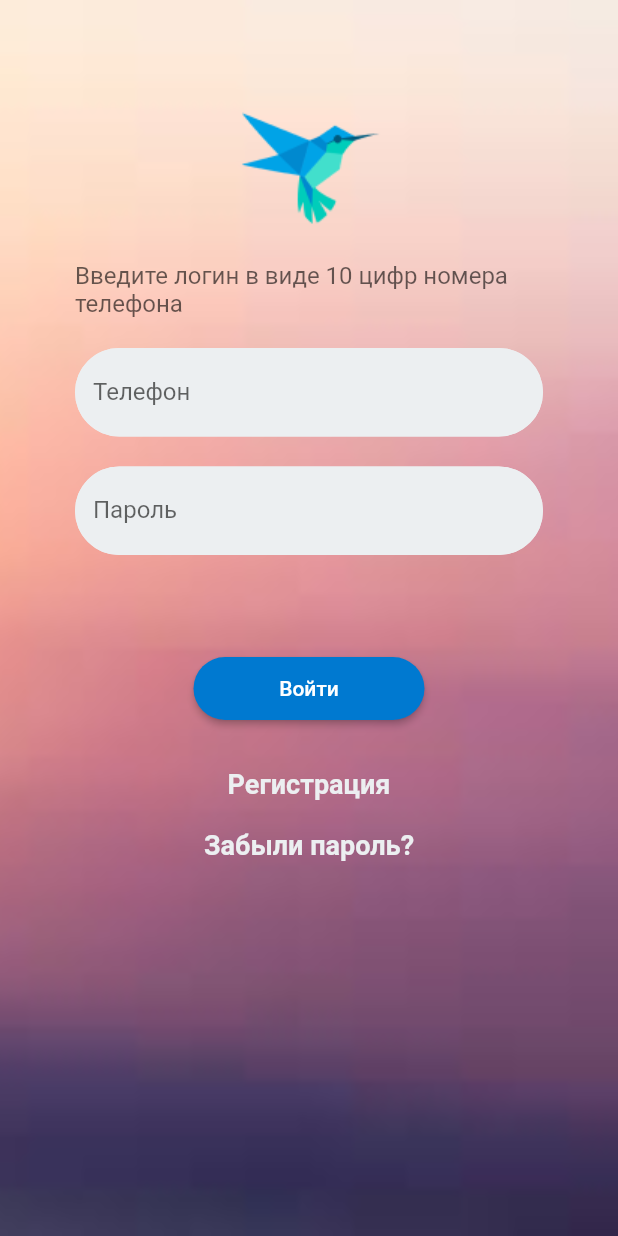
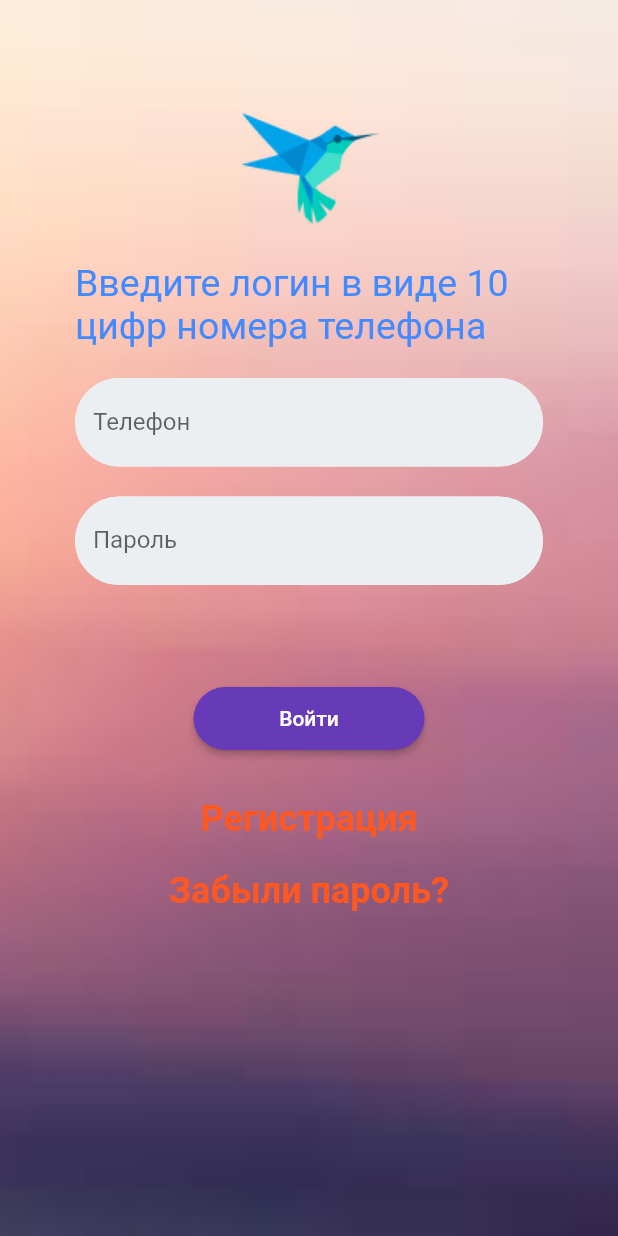
Before and after one commit to krasn000v/auth_page_theme_new, a Flutter app: the screen it shows after launch, on a phone screen of 412 x 824 dp. Run offline on Flutter 3.47's test engine with Material 2 defaults, Android fonts, the phone set to English and light mode, and no system bars; Roboto replaces fonts that are missing (TimesNewRoman).

Commit message:
Add Theme

```diff
--- a/lib/main.dart
+++ b/lib/main.dart
@@ -1,12 +1,31 @@
+import 'package:auth_page/utils/global_theme.dart';
 import 'package:flutter/material.dart';
 
 void main() {
-  runApp(const MyApp());
+  runApp(const ThemeApp());
 }
 
-class MyApp extends StatelessWidget {
-  const MyApp({Key? key}) : super(key: key);
+class ThemeApp extends StatelessWidget {
+  const ThemeApp({Key? key}) : super(key: key);
 
+  @override
+  Widget build(BuildContext context) {
+    return MaterialApp(
+      theme: globalTheme(),
+      home: const ThemeScreen(),
+    );
+  }
+}
+
+
+class ThemeScreen extends StatefulWidget {
+  const ThemeScreen({Key? key}) : super(key: key);
+
+  @override
+  State<ThemeScreen> createState() => _ThemeScreenState();
+}
+
+class _ThemeScreenState extends State<ThemeScreen> {
   // This widget is the root of your application.
   @override
   Widget build(BuildContext context) {
@@ -14,11 +33,6 @@ class MyApp extends StatelessWidget {
       borderRadius: BorderRadius.all(Radius.circular(36)),
       borderSide: BorderSide(
         color: Color(0xFFeceff1), width: 2));
-    const linkTextStyle = TextStyle(
-      fontSize: 18,
-      fontWeight: FontWeight.bold,
-      color: Color(0xFFeceff1),
-    );
 
     return MaterialApp(
       home: Scaffold(
@@ -31,17 +45,17 @@ class MyApp extends StatelessWidget {
             ),
             width: double.infinity,
             height: double.infinity,
-            padding: EdgeInsets.symmetric(horizontal: 50),
+            padding: const EdgeInsets.symmetric(horizontal: 50),
             child: SingleChildScrollView(
               child: Column(children: [
-                SizedBox(height: 70,),
+                const SizedBox(height: 70,),
                 const SizedBox(width: 110, height: 84, child: Image(image: AssetImage('assets/dart-logo.png')),),
-                SizedBox(height: 20,),
+                const SizedBox(height: 20,),
                 Text('Введите логин в виде 10 цифр номера телефона',
-                  style: TextStyle(fontSize: 16, color: Color.fromRGBO(0, 0, 0, 0.6)),
+                  style: Theme.of(context).textTheme.bodyText2,
                 ),
-                SizedBox(height: 20,),
-                TextField(
+                const SizedBox(height: 20,),
+                const TextField(
                   keyboardType: TextInputType.phone,
                   decoration: InputDecoration(
                     filled: true,
@@ -50,8 +64,8 @@ class MyApp extends StatelessWidget {
                     enabledBorder: borderStyle,
                     focusedBorder: borderStyle,
                   ),),
-                SizedBox(height: 20,),
-                TextField(
+                const SizedBox(height: 20,),
+                const TextField(
                   obscureText: true,
                   decoration: InputDecoration(
                     filled: true,
@@ -60,25 +74,25 @@ class MyApp extends StatelessWidget {
                     enabledBorder: borderStyle,
                     focusedBorder: borderStyle,
                   ),),
-                SizedBox(height: 68,),
+                const SizedBox(height: 68,),
                 SizedBox(width: 154, height: 42,
                     child: ElevatedButton(onPressed: () {},
-                        child: Text('Войти'),
+                        child: const Text('Войти'),
                         style: ElevatedButton.styleFrom(
-                          primary: Color(0xFF0079D0),
+                          primary: Theme.of(context).colorScheme.primary,
                           shape: RoundedRectangleBorder(
                             borderRadius: BorderRadius.circular(22.0),
                           ),
                         ),
                     ),
                 ),
-                SizedBox(height: 32,),
-                const InkWell(child: Text('Регистрация',
-                  style: linkTextStyle),
+                const SizedBox(height: 32,),
+                InkWell(child: Text('Регистрация',
+                  style: Theme.of(context).textTheme.headline6),
                   onTap: null,),
-                SizedBox(height: 20,),
-                const InkWell(child: Text('Забыли пароль?',
-                    style: linkTextStyle),
+                const SizedBox(height: 20,),
+                InkWell(child: Text('Забыли пароль?',
+                    style: Theme.of(context).textTheme.headline6),
                   onTap: null,)
               ],),
             ),
--- /dev/null
+++ b/lib/utils/global_theme.dart
@@ -0,0 +1,19 @@
+import 'package:flutter/material.dart';
+
+ThemeData globalTheme() => ThemeData(
+  fontFamily: 'Roboto',
+  splashColor: Colors.indigoAccent,
+
+  colorScheme: ColorScheme.fromSwatch(
+    brightness: Brightness.dark,
+    primarySwatch: Colors.deepPurple,).copyWith(
+    secondary: Colors.deepOrangeAccent,
+  ),
+
+  textTheme: const TextTheme(
+    headline1: TextStyle(fontSize: 32, fontWeight: FontWeight.bold),
+    headline6: TextStyle(fontSize: 24, fontWeight: FontWeight.bold, color: Colors.deepOrange),
+    bodyText2: TextStyle(fontSize: 25, fontFamily: 'TimesNewRoman', color: Colors.blueAccent,
+  ),
+  ),
+);
```
Also changed, not shown: lib/expanded_demo_screen.dart (deleted, +0 -64 lines).
